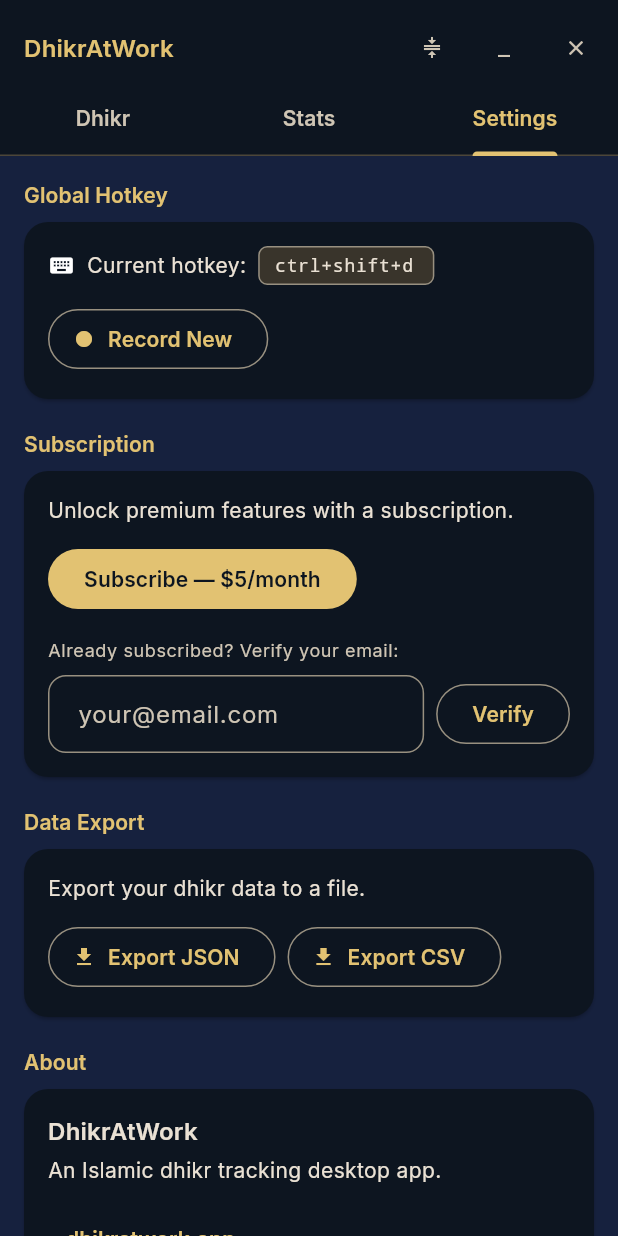
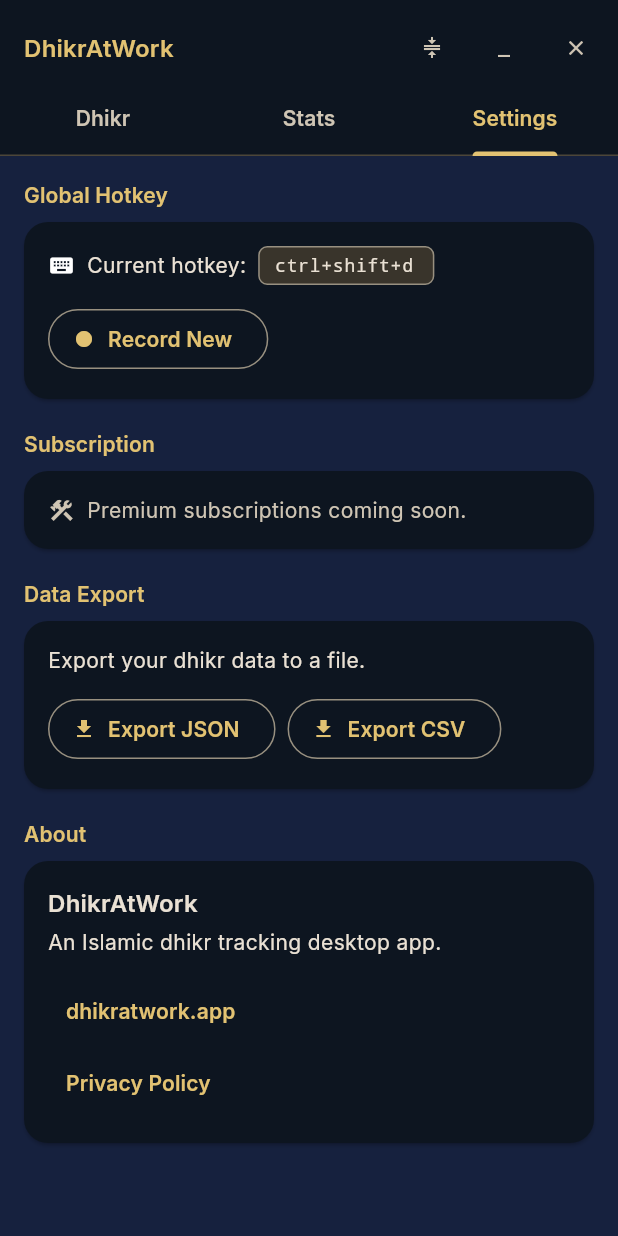
Before and after one commit to thecodeartificerX/dhikratwork, a Flutter app: the ExpandedShell screen opened directly, tab 3 chosen, on a phone screen of 412 x 824 dp. Run offline on Flutter 3.47's test engine with Material 3 defaults, Android fonts, the phone set to English and light mode, and no system bars; our stand-ins replace fl_chart, google_fonts, sqflite_common_ffi; missing offline and left inert: auto_updater, hotkey_manager, screen_retriever, tray_manager, window_manager; accounts and stored records are empty; statements that could not run were skipped.

Commit message:
fix: replace subscription UI with coming soon placeholder
The payment gateway (NoOpSubscriptionService) has no backend — the
old UI showed a $5/month button and verify flow that silently did
nothing. Replaced with a simple "coming soon" message.

Co-Authored-By: Claude Opus 4.6 (1M context) <noreply@anthropic.com>

```diff
--- a/lib/views/expanded/settings_tab.dart
+++ b/lib/views/expanded/settings_tab.dart
@@ -16,20 +16,12 @@ class SettingsTab extends StatefulWidget {
 }
 
 class _SettingsTabState extends State<SettingsTab> {
-  final _emailController = TextEditingController();
-
   @override
   void initState() {
     super.initState();
     WidgetsBinding.instance.addPostFrameCallback((_) {
       context.read<SettingsViewModel>().loadSettings();
     });
-  }
-
-  @override
-  void dispose() {
-    _emailController.dispose();
-    super.dispose();
   }
 
   Future<void> _recordHotkey() async {
@@ -40,12 +32,6 @@ class _SettingsTabState extends State<SettingsTab> {
     if (newHotkey != null && mounted) {
       await context.read<SettingsViewModel>().changeHotkey(newHotkey);
     }
-  }
-
-  Future<void> _verifySubscription() async {
-    final email = _emailController.text.trim();
-    if (email.isEmpty) return;
-    await context.read<SettingsViewModel>().verifySubscription(email);
   }
 
   @override
@@ -126,91 +112,22 @@ class _SettingsTabState extends State<SettingsTab> {
             Card(
               child: Padding(
                 padding: const EdgeInsets.all(16),
-                child: Column(
-                  crossAxisAlignment: CrossAxisAlignment.start,
-                  children: [
-                    if (vm.isSubscribed) ...[
-                      Row(
+                child: Row(
                   children: [
                     Icon(
-                            Icons.verified,
-                            color: theme.colorScheme.primary,
+                      Icons.construction,
                       size: 18,
+                      color: theme.colorScheme.onSurfaceVariant,
                     ),
                     const SizedBox(width: 8),
-                          Text(
-                            'Subscribed',
+                    Expanded(
+                      child: Text(
+                        'Premium subscriptions coming soon.',
                         style: theme.textTheme.bodyMedium?.copyWith(
-                              color: theme.colorScheme.primary,
-                              fontWeight: FontWeight.bold,
+                          color: theme.colorScheme.onSurfaceVariant,
                         ),
                       ),
-                        ],
                     ),
-                      if (vm.subscriptionEmail != null) ...[
-                        const SizedBox(height: 4),
-                        Text(
-                          vm.subscriptionEmail!,
-                          style: theme.textTheme.bodySmall,
-                        ),
-                      ],
-                    ] else ...[
-                      Text(
-                        'Unlock premium features with a subscription.',
-                        style: theme.textTheme.bodyMedium,
-                      ),
-                      const SizedBox(height: 12),
-                      FilledButton(
-                        onPressed: () => _launchUrl(
-                          'https://dhikratwork.app/subscribe',
-                        ),
-                        child: const Text('Subscribe — \$5/month'),
-                      ),
-                      const SizedBox(height: 16),
-                      Text(
-                        'Already subscribed? Verify your email:',
-                        style: theme.textTheme.bodySmall,
-                      ),
-                      const SizedBox(height: 8),
-                      Row(
-                        children: [
-                          Expanded(
-                            child: TextFormField(
-                              controller: _emailController,
-                              decoration: const InputDecoration(
-                                hintText: 'your@email.com',
-                                isDense: true,
-                              ),
-                              keyboardType: TextInputType.emailAddress,
-                            ),
-                          ),
-                          const SizedBox(width: 8),
-                          OutlinedButton(
-                            onPressed: vm.isVerifyingSubscription
-                                ? null
-                                : _verifySubscription,
-                            child: vm.isVerifyingSubscription
-                                ? const SizedBox(
-                                    width: 16,
-                                    height: 16,
-                                    child: CircularProgressIndicator(
-                                      strokeWidth: 2,
-                                    ),
-                                  )
-                                : const Text('Verify'),
-                          ),
-                        ],
-                      ),
-                    ],
-                    if (vm.subscriptionError != null) ...[
-                      const SizedBox(height: 8),
-                      Text(
-                        vm.subscriptionError!,
-                        style: theme.textTheme.bodySmall?.copyWith(
-                          color: theme.colorScheme.error,
-                        ),
-                      ),
-                    ],
                   ],
                 ),
               ),
```
Also changed, not shown: 1 other file. Lines whose indentation alone changed are shown as unchanged.
